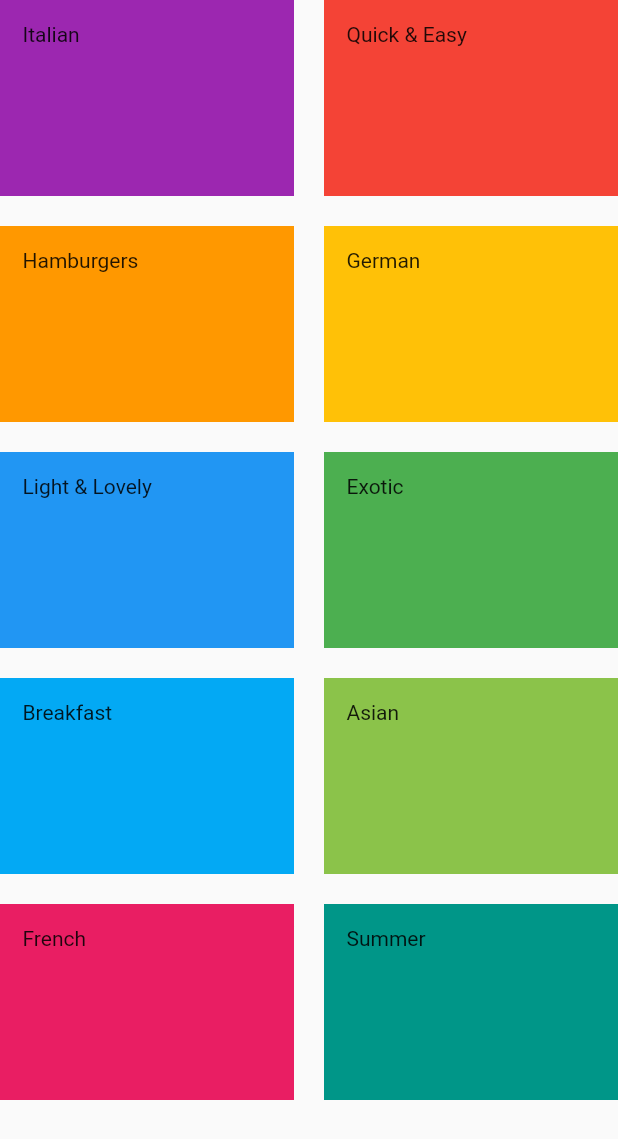
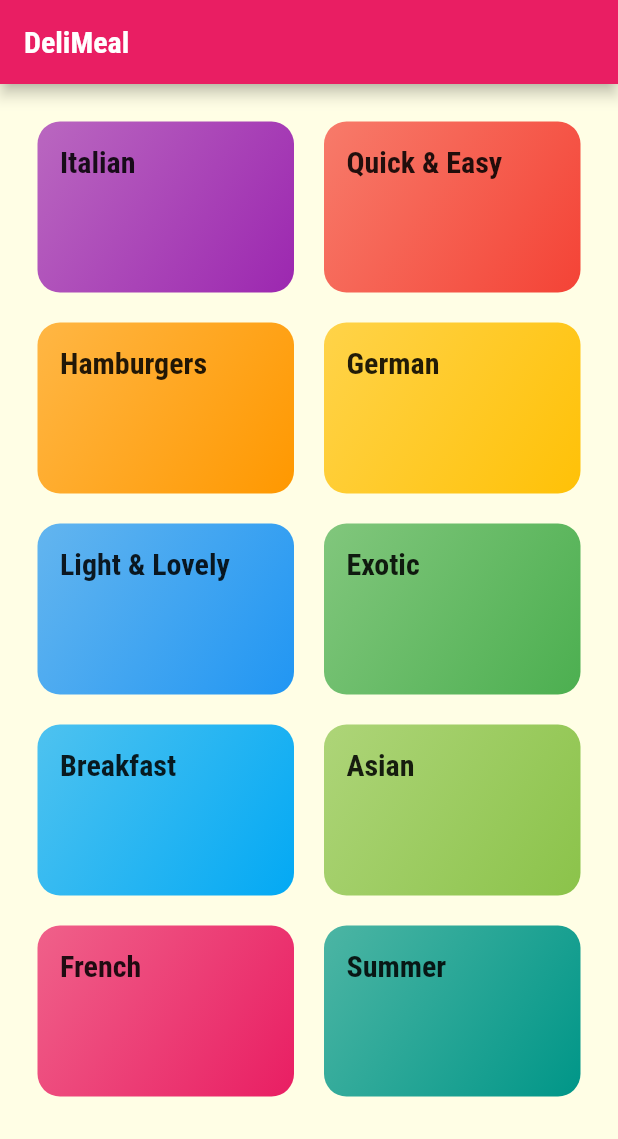
Before and after one commit to adityajinegar/meals_app_flutter, a Flutter app: the Categories screen opened directly, on a phone screen of 412 x 824 dp. Shown: the top 1139 px of the screen. Run offline on Flutter 3.47's test engine with Material 2 defaults, Android fonts, the phone set to English and light mode, and no system bars.

Commit message:
styling and theming

```diff
--- a/lib/category_item.dart
+++ b/lib/category_item.dart
@@ -1,5 +1,4 @@
 import 'package:flutter/material.dart';
-
 
 class CategoryItem extends StatelessWidget {
   const CategoryItem({
@@ -14,7 +13,6 @@ class CategoryItem extends StatelessWidget {
   Widget build(BuildContext context) {
     return Container(
       padding: const EdgeInsets.all(15),
-      color: color,
       decoration: BoxDecoration(
         gradient: LinearGradient(
           colors: [color.withOpacity(0.7), color],
@@ -23,7 +21,10 @@ class CategoryItem extends StatelessWidget {
         ),
         borderRadius: BorderRadius.circular(15),
       ),
-      child: Text(title),
+      child: Text(
+        title,
+        style: Theme.of(context).textTheme.titleLarge,
+      ),
     );
   }
 }
--- a/lib/screens/categories.dart
+++ b/lib/screens/categories.dart
@@ -1,14 +1,16 @@
 import '../dummy_data.dart';
 import '../category_item.dart';
 import 'package:flutter/material.dart';
-
 
 class Categories extends StatelessWidget {
   const Categories({super.key});
 
   @override
   Widget build(BuildContext context) {
-    return GridView(
+    return Scaffold(
+      appBar: AppBar(title: const Text('DeliMeal')),
+      body: GridView(
+        padding: const EdgeInsets.all(25),
         gridDelegate: const SliverGridDelegateWithMaxCrossAxisExtent(
           maxCrossAxisExtent: 200,
           childAspectRatio: 3 / 2,
@@ -23,6 +25,7 @@ class Categories extends StatelessWidget {
               ),
             )
             .toList(),
+      ),
     );
   }
 }
```
Also changed, not shown: lib/main.dart (+20 -22 lines), pubspec.yaml (+22 -13 lines), assets/fonts/Raleway-Black.ttf (added), assets/fonts/Raleway-Bold.ttf (added), assets/fonts/Raleway-Regular.ttf (added), assets/fonts/RobotoCondensed-Bold.ttf (added), assets/fonts/RobotoCondensed-Italic.ttf (added), assets/fonts/RobotoCondensed-Light.ttf (added), assets/fonts/RobotoCondensed-Regular.ttf (added). Lines whose indentation alone changed are shown as unchanged.
